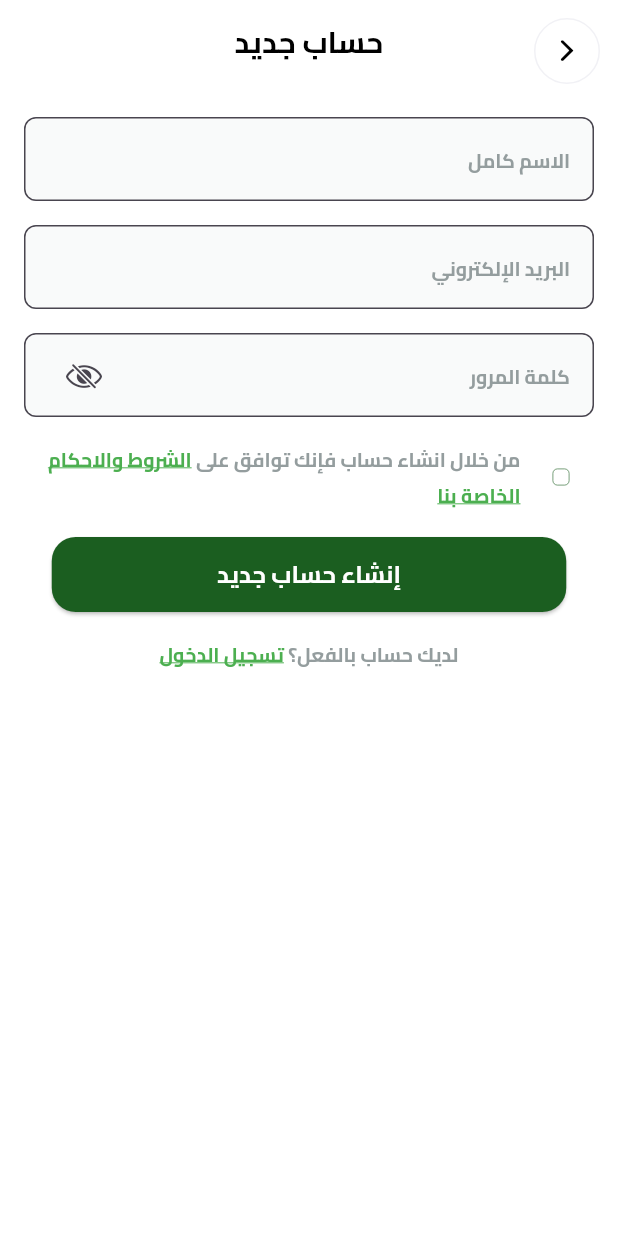
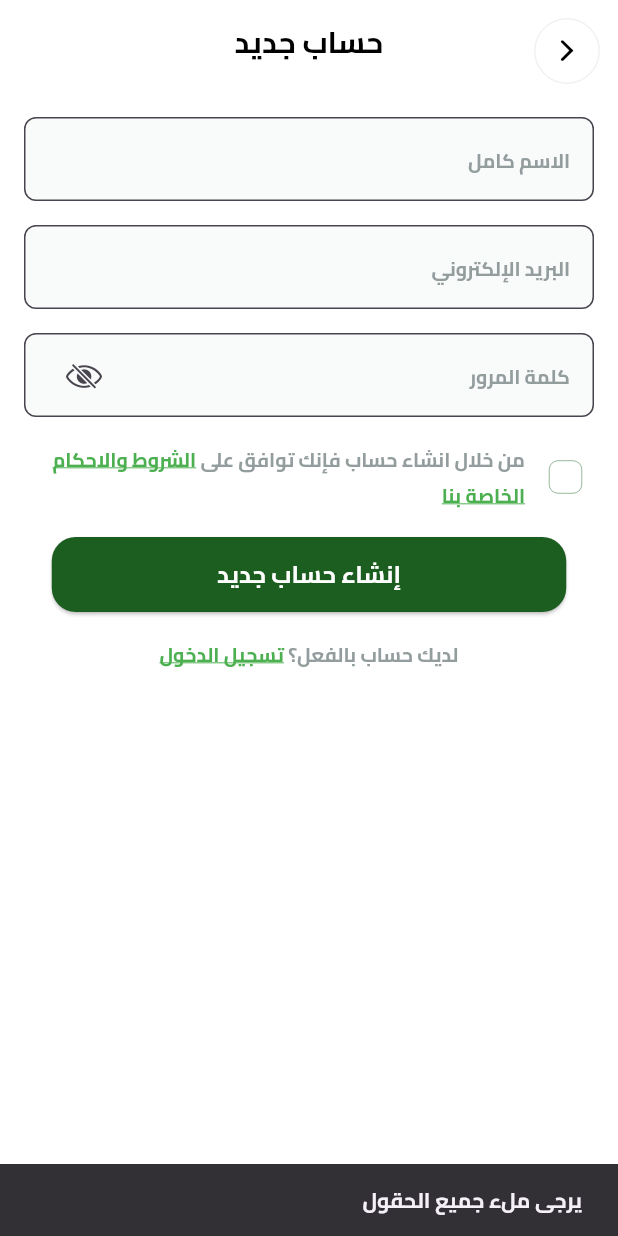
Before and after one commit to a7medjamal/fruit_hub, a Flutter app: the RegisterView screen opened by its route, after a tap on "إنشاء حساب جديد", on a phone screen of 412 x 824 dp. Run offline on Flutter 3.47's test engine with Material 3 defaults, Android fonts, the phone set to English and light mode, and no system bars; our stand-ins replace flutter_svg, go_router, google_fonts, path_drawing.

Commit message:
feat: enhance registration view with custom text fields and validation logic

```diff
--- /dev/null
+++ b/lib/Features/auth/presentation/widgets/custom_check_box.dart
@@ -0,0 +1,40 @@
+import 'package:flutter/material.dart';
+
+class CustomCheckbox extends StatelessWidget {
+  final bool value;
+  final ValueChanged<bool?> onChanged;
+  final double size;
+  final Color activeColor;
+  final Color borderColor;
+  final double borderRadius;
+
+  const CustomCheckbox({
+    super.key,
+    required this.value,
+    required this.onChanged,
+    this.size = 24,
+    this.activeColor = Colors.green,
+    this.borderColor = Colors.grey,
+    this.borderRadius = 6,
+  });
+
+  @override
+  Widget build(BuildContext context) {
+    return InkWell(
+      borderRadius: BorderRadius.circular(borderRadius),
+      onTap: () => onChanged(!value),
+      child: Container(
+        width: size,
+        height: size,
+        decoration: BoxDecoration(
+          borderRadius: BorderRadius.circular(borderRadius),
+          border: Border.all(color: borderColor, width: 0.3),
+          color: value ? activeColor : Colors.transparent,
+        ),
+        child: value
+            ? Icon(Icons.check, color: Colors.white, size: size * 0.6)
+            : null,
+      ),
+    );
+  }
+}
--- a/lib/Features/auth/presentation/widgets/custom_text_field.dart
+++ b/lib/Features/auth/presentation/widgets/custom_text_field.dart
@@ -2,10 +2,16 @@ import 'package:flutter/cupertino.dart';
 import 'package:flutter/material.dart';
 
 class CustomTextField extends StatefulWidget {
-  const CustomTextField({super.key, required this.hintText, this.isPassword});
+  const CustomTextField({
+    super.key,
+    required this.hintText,
+    this.isPassword,
+    this.controller,
+  });
 
   final String hintText;
   final bool? isPassword;
+  final TextEditingController? controller;
 
   @override
   State<CustomTextField> createState() => _CustomTextFieldState();
@@ -23,6 +29,7 @@ class _CustomTextFieldState extends State<CustomTextField> {
   @override
   Widget build(BuildContext context) {
     return TextField(
+      controller: widget.controller,
       obscureText: obscureText,
       cursorColor: Colors.black,
       textDirection: TextDirection.rtl,
--- a/lib/Features/auth/presentation/widgets/register_view_body.dart
+++ b/lib/Features/auth/presentation/widgets/register_view_body.dart
@@ -1,8 +1,10 @@
 import 'package:flutter/cupertino.dart';
 import 'package:flutter/material.dart';
+import 'package:fruit_hub/Features/auth/presentation/widgets/custom_check_box.dart';
 import 'package:fruit_hub/Features/auth/presentation/widgets/custom_text_field.dart';
 import 'package:fruit_hub/Features/auth/presentation/widgets/custom_text_widget.dart';
 import 'package:fruit_hub/Features/splash/presentation/widgets/custom_elevated_button.dart';
+import 'package:fruit_hub/core/helpers/show_message.dart';
 
 class RegisterViewBody extends StatefulWidget {
   const RegisterViewBody({super.key});
@@ -13,6 +15,31 @@ class RegisterViewBody extends StatefulWidget {
 
 class _RegisterViewBodyState extends State<RegisterViewBody> {
   bool isChecked = false;
+  final TextEditingController nameController = TextEditingController();
+  final TextEditingController emailController = TextEditingController();
+  final TextEditingController passwordController = TextEditingController();
+
+  @override
+  void dispose() {
+    nameController.dispose();
+    emailController.dispose();
+    passwordController.dispose();
+    super.dispose();
+  }
+
+  void _onRegister(BuildContext context) {
+    if (nameController.text.trim().isEmpty ||
+        emailController.text.trim().isEmpty ||
+        passwordController.text.trim().isEmpty) {
+      showMessage(context, 'يرجى ملء جميع الحقول');
+      return;
+    }
+    if (!isChecked) {
+      showMessage(context, 'يرجى قبول الشروط والأحكام');
+      return;
+    }
+    showMessage(context, 'تم إنشاء الحساب بنجاح');
+  }
 
   @override
   Widget build(BuildContext context) {
@@ -23,20 +50,31 @@ class _RegisterViewBodyState extends State<RegisterViewBody> {
           child: Column(
             children: [
               const SizedBox(height: 22),
-              const CustomTextField(hintText: 'الاسم كامل'),
+              CustomTextField(
+                controller: nameController,
+                hintText: 'الاسم كامل',
+              ),
               const SizedBox(height: 16),
-              const CustomTextField(hintText: 'البريد الإلكتروني'),
+              CustomTextField(
+                controller: emailController,
+                hintText: 'البريد الإلكتروني',
+              ),
               const SizedBox(height: 16),
-              const CustomTextField(hintText: 'كلمة المرور', isPassword: true),
+              CustomTextField(
+                controller: passwordController,
+                hintText: 'كلمة المرور',
+                isPassword: true,
+              ),
               const SizedBox(height: 16),
               Row(
                 children: [
-                  Transform.scale(
-                    scale: 0.8,
-                    child: CupertinoCheckbox(
-                      activeColor: Colors.green[900],
+                  Padding(
+                    padding: const EdgeInsets.all(8.0),
+                    child: CustomCheckbox(
                       value: isChecked,
-                      side: BorderSide(color: Colors.green[900]!, width: 0.5),
+                      size: 22,
+                      activeColor: Colors.green[900]!,
+                      borderColor: Colors.green[900]!,
                       onChanged: (value) {
                         setState(() {
                           isChecked = value ?? false;
@@ -44,7 +82,7 @@ class _RegisterViewBodyState extends State<RegisterViewBody> {
                       },
                     ),
                   ),
-                  const SizedBox(width: 5),
+                  const SizedBox(width: 8),
                   Expanded(
                     child: CustomTextWidget(
                       text: 'من خلال انشاء حساب فإنك توافق على ',
@@ -55,7 +93,7 @@ class _RegisterViewBodyState extends State<RegisterViewBody> {
               ),
               const SizedBox(height: 16),
               CustomElevatedButton(
-                onPressed: () {},
+                onPressed: () => _onRegister(context),
                 backgroundColor: Colors.green[900],
                 text: 'إنشاء حساب جديد',
               ),
--- /dev/null
+++ b/lib/core/helpers/show_message.dart
@@ -0,0 +1,16 @@
+import 'package:flutter/material.dart';
+
+void showMessage(BuildContext context, String message) {
+  ScaffoldMessenger.of(context).showSnackBar(
+    SnackBar(
+      content: Text(
+        message,
+        style: const TextStyle(
+          fontFamily: 'Cairo',
+          fontWeight: FontWeight.w700,
+        ),
+      ),
+      duration: const Duration(seconds: 2),
+    ),
+  );
+}
```
